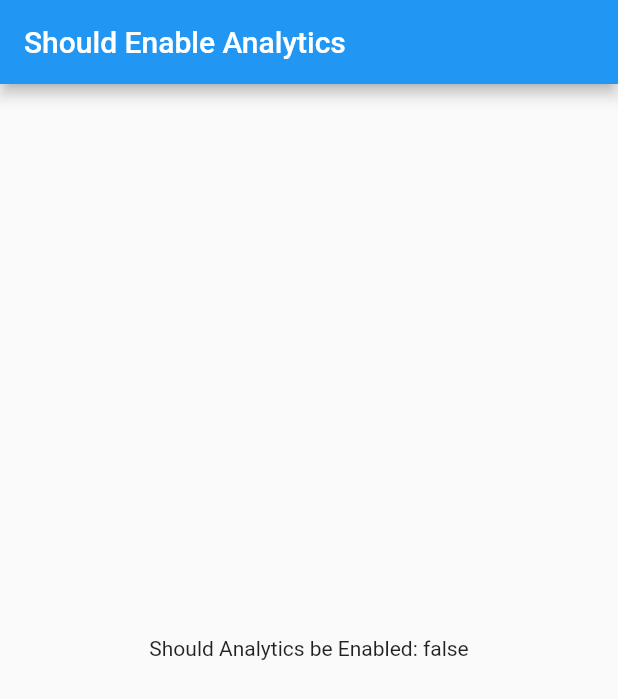
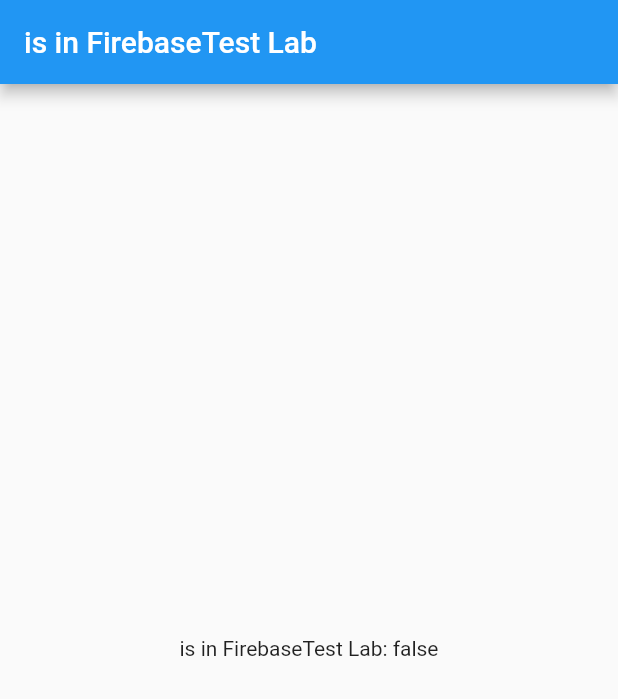
Before and after one commit to tulioccalazans/flutter_runtime_env, a Flutter app: the screen it shows after launch, on a phone screen of 412 x 824 dp. Shown: the top 699 px of the screen. Run offline on Flutter 3.47's test engine with Material 2 defaults, Android fonts, the phone set to English and light mode, and no system bars.

Commit message:
migrate to null safety update example

```diff
--- a/example/lib/main.dart
+++ b/example/lib/main.dart
@@ -11,7 +11,7 @@ class MyApp extends StatefulWidget {
 }
 
 class _MyAppState extends State<MyApp> {
-  bool _shouldBeEnabled = false;
+  bool _isInFirebaseTestLab = false;
 
   @override
   void initState() {
@@ -21,9 +21,9 @@ class _MyAppState extends State<MyApp> {
 
   // Platform messages are asynchronous, so we initialize in an async method.
   Future<void> initPlatformState() async {
-    var result = await shouldEnableAnalytics();
+    var result = await inFirebaseTestLab();
     setState(() {
-      _shouldBeEnabled = result;
+      _isInFirebaseTestLab = result;
     });
   }
 
@@ -32,10 +32,10 @@ class _MyAppState extends State<MyApp> {
     return MaterialApp(
       home: Scaffold(
         appBar: AppBar(
-          title: const Text('Should Enable Analytics'),
+          title: const Text('is in FirebaseTest Lab'),
         ),
         body: Center(
-          child: Text('Should Analytics be Enabled: $_shouldBeEnabled\n'),
+          child: Text('is in FirebaseTest Lab: $_isInFirebaseTestLab\n'),
         ),
       ),
     );
--- a/example/pubspec.yaml
+++ b/example/pubspec.yaml
@@ -3,13 +3,12 @@ description: Demonstrates how to use the flutter_runtime_env plugin.
 publish_to: 'none'
 
 environment:
-  sdk: ">=2.1.0 <3.0.0"
+  sdk: '>=2.12.0 <3.0.0'
 
 dependencies:
   flutter:
     sdk: flutter
 
-  cupertino_icons: ^0.1.2
   flutter_runtime_env:
     path: ../
 
--- a/lib/flutter_runtime_env.dart
+++ b/lib/flutter_runtime_env.dart
@@ -10,7 +10,7 @@ Future<bool> inFirebaseTestLab() async {
     return false;
   }
   try {
-    var result = await _channel.invokeMethod('inFirebaseTestLab');
+    var result = (await _channel.invokeMethod<bool>('inFirebaseTestLab'))!;
     return result;
   } catch (err) {
     return false;
--- a/pubspec.yaml
+++ b/pubspec.yaml
@@ -5,7 +5,7 @@ version: 0.0.3
 homepage: https://gitjournal.io
 
 environment:
-  sdk: ">=2.1.0 <3.0.0"
+  sdk: '>=2.12.0 <3.0.0'
 
 dependencies:
   flutter:
```
Also changed, not shown: example/pubspec.lock, pubspec.lock, 1 other file.
